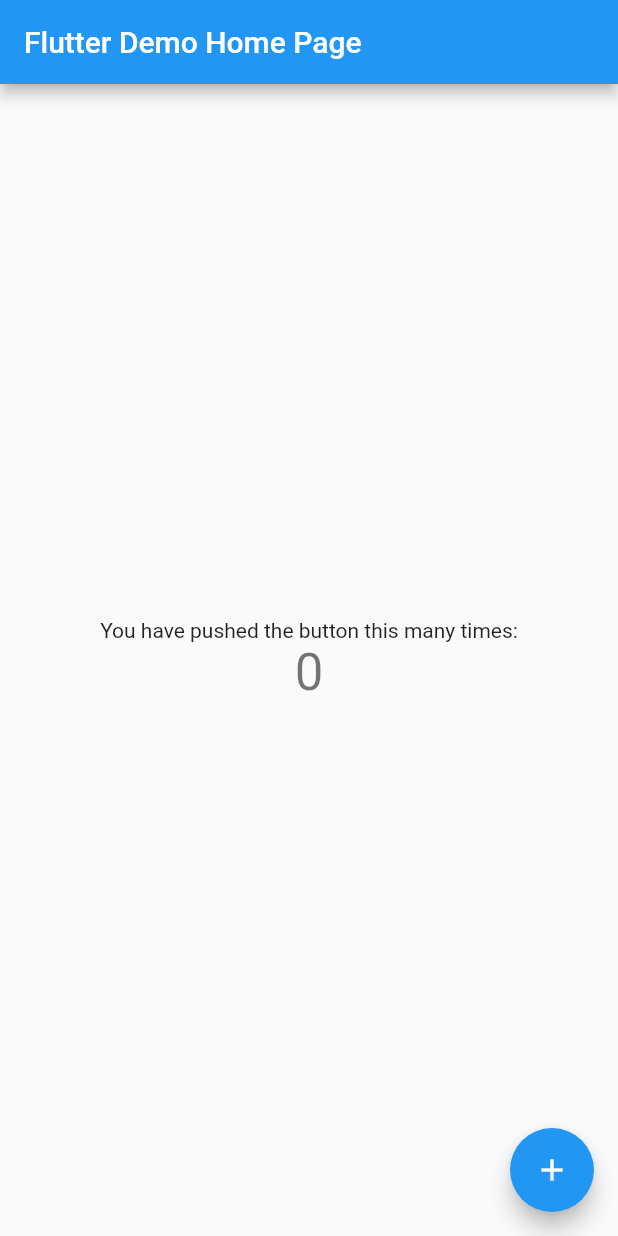
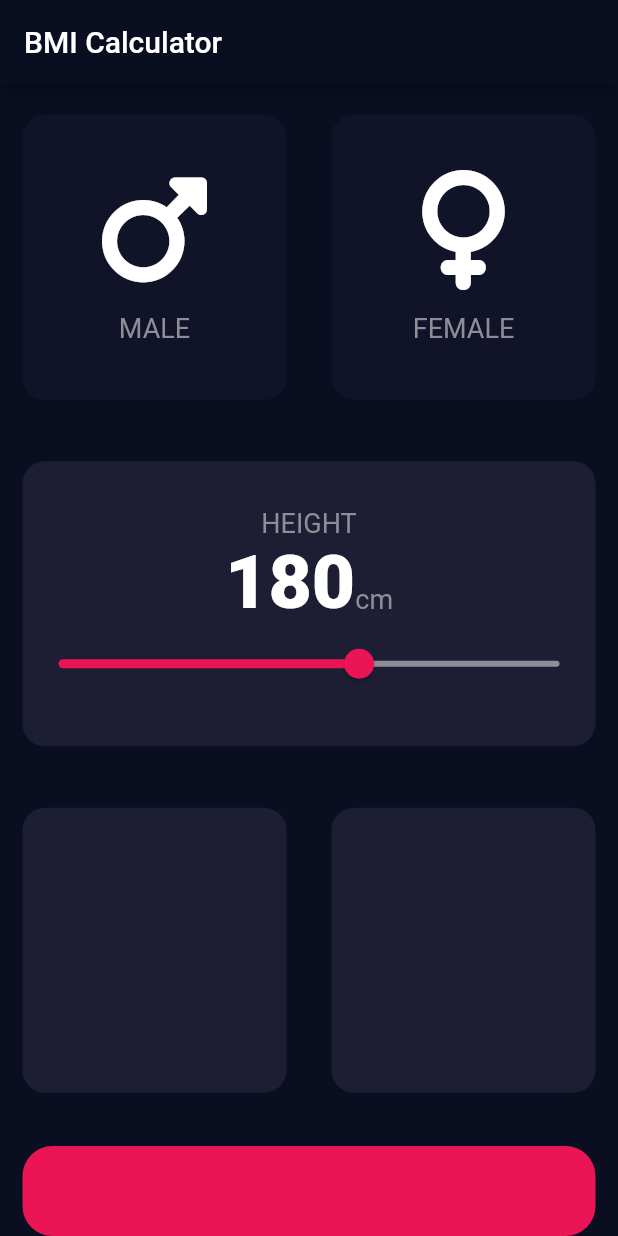
Before and after one commit to ankitdas09/bmi-calculator-flutter, a Flutter app: the screen it shows after launch, on a phone screen of 412 x 824 dp. Run offline on Flutter 3.47's test engine with Material 2 defaults, Android fonts, the phone set to English and light mode, and no system bars; our stand-ins replace font_awesome_flutter.

Commit message:
UI Changes

```diff
--- a/lib/main.dart
+++ b/lib/main.dart
@@ -1,115 +1,21 @@
 import 'package:flutter/material.dart';
+import './screens/input_page.dart';
 
 void main() {
-  runApp(const MyApp());
+  runApp(MyApp());
 }
 
 class MyApp extends StatelessWidget {
   const MyApp({Key? key}) : super(key: key);
 
-  // This widget is the root of your application.
   @override
   Widget build(BuildContext context) {
     return MaterialApp(
-      title: 'Flutter Demo',
-      theme: ThemeData(
-        // This is the theme of your application.
-        //
-        // Try running your application with "flutter run". You'll see the
-        // application has a blue toolbar. Then, without quitting the app, try
-        // changing the primarySwatch below to Colors.green and then invoke
-        // "hot reload" (press "r" in the console where you ran "flutter run",
-        // or simply save your changes to "hot reload" in a Flutter IDE).
-        // Notice that the counter didn't reset back to zero; the application
-        // is not restarted.
-        primarySwatch: Colors.blue,
+      theme: ThemeData.dark().copyWith(
+        appBarTheme: const AppBarTheme(backgroundColor: Color(0xFF0A0E21)),
+        scaffoldBackgroundColor: const Color(0xFF0A0E21),
       ),
-      home: const MyHomePage(title: 'Flutter Demo Home Page'),
+      home: InputPage(),
     );
   }
 }
-
-class MyHomePage extends StatefulWidget {
-  const MyHomePage({Key? key, required this.title}) : super(key: key);
-
-  // This widget is the home page of your application. It is stateful, meaning
-  // that it has a State object (defined below) that contains fields that affect
-  // how it looks.
-
-  // This class is the configuration for the state. It holds the values (in this
-  // case the title) provided by the parent (in this case the App widget) and
-  // used by the build method of the State. Fields in a Widget subclass are
-  // always marked "final".
-
-  final String title;
-
-  @override
-  State<MyHomePage> createState() => _MyHomePageState();
-}
-
-class _MyHomePageState extends State<MyHomePage> {
-  int _counter = 0;
-
-  void _incrementCounter() {
-    setState(() {
-      // This call to setState tells the Flutter framework that something has
-      // changed in this State, which causes it to rerun the build method below
-      // so that the display can reflect the updated values. If we changed
-      // _counter without calling setState(), then the build method would not be
-      // called again, and so nothing would appear to happen.
-      _counter++;
-    });
-  }
-
-  @override
-  Widget build(BuildContext context) {
-    // This method is rerun every time setState is called, for instance as done
-    // by the _incrementCounter method above.
-    //
-    // The Flutter framework has been optimized to make rerunning build methods
-    // fast, so that you can just rebuild anything that needs updating rather
-    // than having to individually change instances of widgets.
-    return Scaffold(
-      appBar: AppBar(
-        // Here we take the value from the MyHomePage object that was created by
-        // the App.build method, and use it to set our appbar title.
-        title: Text(widget.title),
-      ),
-      body: Center(
-        // Center is a layout widget. It takes a single child and positions it
-        // in the middle of the parent.
-        child: Column(
-          // Column is also a layout widget. It takes a list of children and
-          // arranges them vertically. By default, it sizes itself to fit its
-          // children horizontally, and tries to be as tall as its parent.
-          //
-          // Invoke "debug painting" (press "p" in the console, choose the
-          // "Toggle Debug Paint" action from the Flutter Inspector in Android
-          // Studio, or the "Toggle Debug Paint" command in Visual Studio Code)
-          // to see the wireframe for each widget.
-          //
-          // Column has various properties to control how it sizes itself and
-          // how it positions its children. Here we use mainAxisAlignment to
-          // center the children vertically; the main axis here is the vertical
-          // axis because Columns are vertical (the cross axis would be
-          // horizontal).
-          mainAxisAlignment: MainAxisAlignment.center,
-          children: <Widget>[
-            const Text(
-              'You have pushed the button this many times:',
-            ),
-            Text(
-              '$_counter',
-              style: Theme.of(context).textTheme.headline4,
-            ),
-          ],
-        ),
-      ),
-      floatingActionButton: FloatingActionButton(
-        onPressed: _incrementCounter,
-        tooltip: 'Increment',
-        child: const Icon(Icons.add),
-      ), // This trailing comma makes auto-formatting nicer for build methods.
-    );
-  }
-}
--- /dev/null
+++ b/lib/screens/input_page.dart
@@ -0,0 +1,147 @@
+import 'package:bmi_calculator/utils/styles.dart';
+import 'package:bmi_calculator/widgets/card.dart';
+import 'package:bmi_calculator/widgets/icon_content.dart';
+import 'package:flutter/material.dart';
+import 'package:font_awesome_flutter/font_awesome_flutter.dart';
+
+const bottomButtonHeight = 60.0;
+
+enum Gender { male, female }
+
+class InputPage extends StatefulWidget {
+  const InputPage({Key? key}) : super(key: key);
+
+  @override
+  State<InputPage> createState() => _InputPageState();
+}
+
+class _InputPageState extends State<InputPage> {
+  Color maleCardColor = Styles.inactiveCardColor;
+  Color femaleCardColor = Styles.inactiveCardColor;
+
+  int height = 180;
+
+  void updateColor(Gender gender) {
+    if (gender == Gender.male) {
+      maleCardColor = maleCardColor == Styles.inactiveCardColor
+          ? Styles.activeCardColor
+          : Styles.inactiveCardColor;
+      femaleCardColor = Styles.inactiveCardColor;
+    } else if (gender == Gender.female) {
+      femaleCardColor = femaleCardColor == Styles.inactiveCardColor
+          ? Styles.activeCardColor
+          : Styles.inactiveCardColor;
+      maleCardColor = Styles.inactiveCardColor;
+    }
+    setState(() {
+      maleCardColor;
+      femaleCardColor;
+    });
+  }
+
+  @override
+  Widget build(BuildContext context) {
+    return Scaffold(
+      appBar: AppBar(title: const Text('BMI Calculator')),
+      body: SafeArea(
+        child: Column(
+          crossAxisAlignment: CrossAxisAlignment.stretch,
+          children: [
+            Expanded(
+              child: Row(
+                children: [
+                  Expanded(
+                    child: CardContainer(
+                      onTapHandler: () => updateColor(Gender.male),
+                      color: maleCardColor,
+                      cardChild: const IconContent(
+                        icon: FontAwesomeIcons.mars,
+                        label: 'MALE',
+                      ),
+                    ),
+                  ),
+                  Expanded(
+                    child: CardContainer(
+                      onTapHandler: () => updateColor(Gender.female),
+                      color: femaleCardColor,
+                      cardChild: const IconContent(
+                        icon: FontAwesomeIcons.venus,
+                        label: 'FEMALE',
+                      ),
+                    ),
+                  ),
+                ],
+              ),
+            ),
+            Expanded(
+              child: Row(
+                children: [
+                  Expanded(
+                    child: CardContainer(
+                      color: Styles.bgColor,
+                      cardChild: Column(
+                          mainAxisAlignment: MainAxisAlignment.center,
+                          children: [
+                            Text(
+                              'HEIGHT',
+                              style: Styles.heading1,
+                            ),
+                            Row(
+                              mainAxisAlignment: MainAxisAlignment.center,
+                              crossAxisAlignment: CrossAxisAlignment.baseline,
+                              textBaseline: TextBaseline.alphabetic,
+                              children: [
+                                Text(
+                                  height.toString(),
+                                  style: Styles.heading6,
+                                ),
+                                Text(
+                                  'cm',
+                                  style: Styles.heading1,
+                                ),
+                              ],
+                            ),
+                            Slider(
+                              value: height.toDouble(),
+                              min: 120,
+                              max: 220,
+                              onChanged: (double newValue) {
+                                setState(() {
+                                  height = newValue.round();
+                                });
+                              },
+                              activeColor: const Color(0xFFEB1555),
+                              inactiveColor: const Color(0xFF8D8E98),
+                            )
+                          ]),
+                    ),
+                  ),
+                ],
+              ),
+            ),
+            Expanded(
+              child: Row(
+                children: [
+                  Expanded(
+                    child: CardContainer(color: Styles.bgColor),
+                  ),
+                  Expanded(
+                    child: CardContainer(color: Styles.bgColor),
+                  ),
+                ],
+              ),
+            ),
+            Container(
+              height: bottomButtonHeight,
+              margin: const EdgeInsets.only(top: 15, left: 15, right: 15),
+              decoration: BoxDecoration(
+                color: Styles.buttonColor,
+                borderRadius: BorderRadius.circular(20),
+              ),
+            ),
+          ],
+        ),
+      ),
+    );
+  }
+}
--- /dev/null
+++ b/lib/utils/styles.dart
@@ -0,0 +1,17 @@
+import 'package:flutter/material.dart';
+
+class Styles {
+  static Color bgColor = const Color(0xFF1D1E33);
+  static Color selectedColor = Colors.blue;
+  static Color buttonColor = const Color(0xFFEB1555);
+  static Color activeCardColor = const Color(0xFF1D1E33);
+  static Color inactiveCardColor = const Color(0xFF111328);
+  static TextStyle heading1 = const TextStyle(
+    fontSize: 18,
+    color: Color(0xFF8D8E98),
+  );
+  static TextStyle heading6 = const TextStyle(
+    fontSize: 50,
+    fontWeight: FontWeight.w900,
+  );
+}
--- /dev/null
+++ b/lib/widgets/card.dart
@@ -0,0 +1,30 @@
+import 'package:flutter/material.dart';
+
+class CardContainer extends StatelessWidget {
+  final Color color;
+  final Widget? cardChild;
+  final Function? onTapHandler;
+  const CardContainer({
+    Key? key,
+    required this.color,
+    this.cardChild,
+    this.onTapHandler,
+  }) : super(key: key);
+
+  @override
+  Widget build(BuildContext context) {
+    return GestureDetector(
+      onTap: onTapHandler == null ? null : () => onTapHandler!(),
+      child: (Container(
+        height: 190,
+        width: double.infinity,
+        margin: EdgeInsets.all(15),
+        decoration: BoxDecoration(
+          color: color,
+          borderRadius: BorderRadius.circular(15),
+        ),
+        child: cardChild,
+      )),
+    );
+  }
+}
--- /dev/null
+++ b/lib/widgets/icon_content.dart
@@ -0,0 +1,35 @@
+import 'package:flutter/material.dart';
+import 'package:font_awesome_flutter/font_awesome_flutter.dart';
+
+import '../utils/styles.dart';
+
+class IconContent extends StatelessWidget {
+  final IconData icon;
+  final String label;
+  const IconContent({
+    Key? key,
+    required this.icon,
+    required this.label,
+  }) : super(key: key);
+
+  @override
+  Widget build(BuildContext context) {
+    return (Column(
+      mainAxisAlignment: MainAxisAlignment.center,
+      crossAxisAlignment: CrossAxisAlignment.center,
+      children: [
+        Icon(
+          icon,
+          size: 80,
+        ),
+        const SizedBox(
+          height: 15,
+        ),
+        Text(
+          label,
+          style: Styles.heading1,
+        )
+      ],
+    ));
+  }
+}
```
Also changed, not shown: pubspec.yaml (+47 -48 lines), pubspec.lock.
